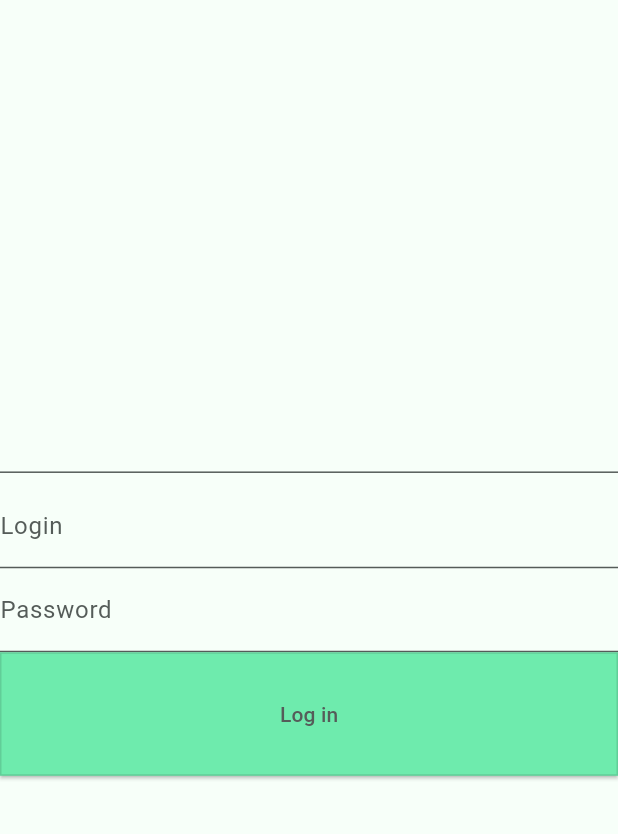
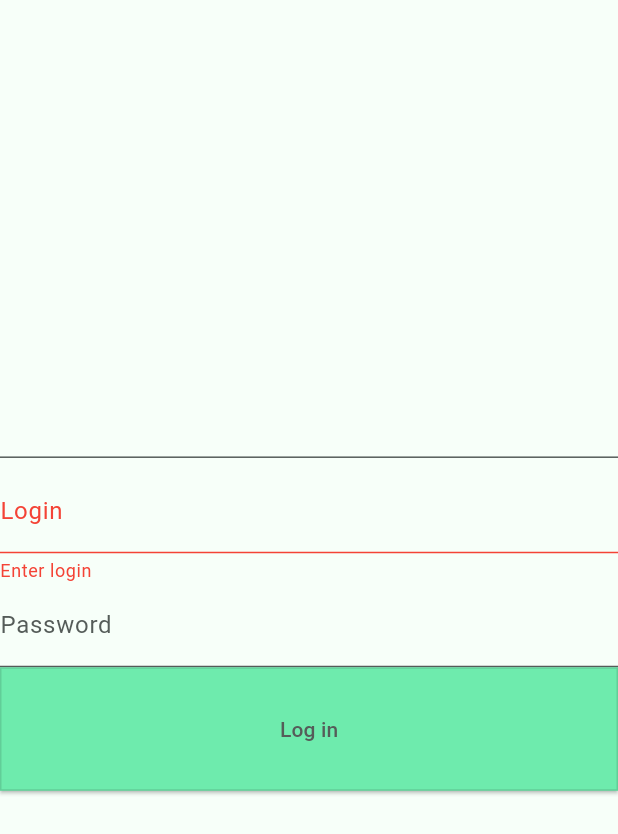
Before and after one commit to Dradass/bggSparrow-flutter, a Flutter app: the screen it shows after launch, after a tap on "Log in", on a phone screen of 412 x 824 dp. Shown: the top 834 px of the screen. Run offline on Flutter 3.47's test engine with Material 3 defaults, Android fonts, the phone set to English and light mode, and no system bars; our stand-ins replace camera, connectivity_plus, flutter_secure_storage, open_file, sqflite, stream_transform and 1 more; missing offline and left inert: camera_platform_interface, encrypt, flutter_pixelmatching, requests; accounts and stored records are empty.

Commit message:
Login and password validation

```diff
--- a/lib/pages/login_screen.dart
+++ b/lib/pages/login_screen.dart
@@ -6,6 +6,8 @@ import 'package:flutter_secure_storage/flutter_secure_storage.dart';
 
 const userNameParamName = "username";
 const passwordParamName = "password";
+String? errorLoginText;
+String? errorPasswordText;
 
 class LoginScreen extends StatefulWidget {
   const LoginScreen({super.key});
@@ -25,6 +27,45 @@ class _LoginScreenState extends State<LoginScreen> {
     super.dispose();
   }
 
+  void checkLoginAndPassword() {
+    if (loginTextController.text.isEmpty) {
+      setState(() {
+        errorLoginText = 'Enter login';
+        errorPasswordText = null;
+      });
+      return;
+    }
+    if (passwordTextController.text.isEmpty) {
+      setState(() {
+        errorLoginText = null;
+        errorPasswordText = 'Enter password';
+      });
+      return;
+    }
+    checkLoginByRequest(loginTextController.text, passwordTextController.text)
+        .then((isLoginCorrent) => {
+              if (isLoginCorrent)
+                {
+                  setState(() {
+                    errorLoginText = null;
+                    errorPasswordText = null;
+                  }),
+                  TaskChecker().needCancel = false,
+                  Navigator.pushNamed(context, '/navigation'),
+                  ScaffoldMessenger.of(context)
+                      .showSnackBar(const SnackBar(content: Text('Welcome!'))),
+                  updateLoginPassword(loginTextController.text,
+                      passwordTextController.text, context)
+                }
+              else
+                {
+                  setState(() {
+                    errorPasswordText = 'Login or password is incorrect';
+                  })
+                }
+            });
+  }
+
   @override
   Widget build(BuildContext context) {
     return Scaffold(
@@ -32,20 +73,28 @@ class _LoginScreenState extends State<LoginScreen> {
         const Divider(),
         TextField(
           controller: loginTextController,
-          decoration: const InputDecoration(
+          decoration: InputDecoration(
             labelText: 'Login',
+            errorText: errorLoginText,
           ),
         ),
         TextField(
             controller: passwordTextController,
             obscureText: true,
-            decoration: const InputDecoration(
+            decoration: InputDecoration(
               labelText: 'Password',
+              errorText: errorPasswordText,
             )),
         SizedBox(
             width: MediaQuery.of(context).size.width,
             height: MediaQuery.of(context).size.height * 0.1,
-            child: LoginButton(loginTextController, passwordTextController))
+            child: ElevatedButton(
+                onPressed: checkLoginAndPassword,
+                style: ButtonStyle(
+                  backgroundColor: WidgetStateProperty.all(
+                      Theme.of(context).colorScheme.secondary),
+                ),
+                child: const Text("Log in")))
       ]),
     );
   }
@@ -75,48 +124,3 @@ void updateLoginPassword(
 
   LoginHandler().encryptedPassword = password;
 }
-
-class LoginButton extends StatefulWidget {
-  const LoginButton(this.loginTextController, this.paswordTextController,
-      {super.key});
-
-  final TextEditingController loginTextController;
-  final TextEditingController paswordTextController;
-
-  @override
-  State<LoginButton> createState() => _LoginButtonState();
-}
-
-class _LoginButtonState extends State<LoginButton> {
-  @override
-  Widget build(BuildContext context) {
-    return ElevatedButton(
-        onPressed: () => {
-              checkLoginByRequest(widget.loginTextController.text,
-                      widget.paswordTextController.text)
-                  .then((isLoginCorrent) => {
-                        if (isLoginCorrent)
-                          {
-                            TaskChecker().needCancel = false,
-                            Navigator.pushNamed(context, '/navigation'),
-                            ScaffoldMessenger.of(context).showSnackBar(
-                                const SnackBar(content: Text('Welcome!'))),
-                            updateLoginPassword(widget.loginTextController.text,
-                                widget.paswordTextController.text, context)
-                          }
-                        else
-                          {
-                            ScaffoldMessenger.of(context).showSnackBar(
-                                const SnackBar(
-                                    content:
-                                        Text('Login or password is incorrect')))
-                          }
-                      })
-            },
-        style: ButtonStyle(
-          backgroundColor:
-              WidgetStateProperty.all(Theme.of(context).colorScheme.secondary),
-        ),
-        child: const Text("Log in"));
-  }
-}
```
